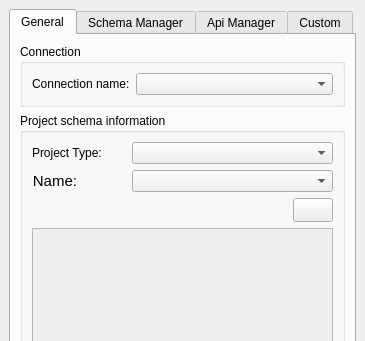
This is ui/readsql.ui in Giswater/giswater_qgis_plugin as Qt 5 draws it before an edit; both pictures show x 0 to 365 and y 0 to 341 of the 365 by 636 pixel window. The edited form follows.
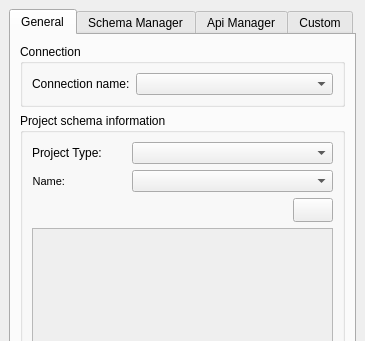
This is the edited form. Icons and pictures are not drawn.

Commit message: Enhancement: Save and load user values and refactor readsql form

Patch:
```diff
--- a/ui/readsql.ui
+++ b/ui/readsql.ui
@@ -225,7 +225,7 @@
              </property>
              <property name="font">
               <font>
-               <pointsize>11</pointsize>
+               <pointsize>8</pointsize>
               </font>
              </property>
              <property name="frameShape">
```
The commit also changes 1 other file.
